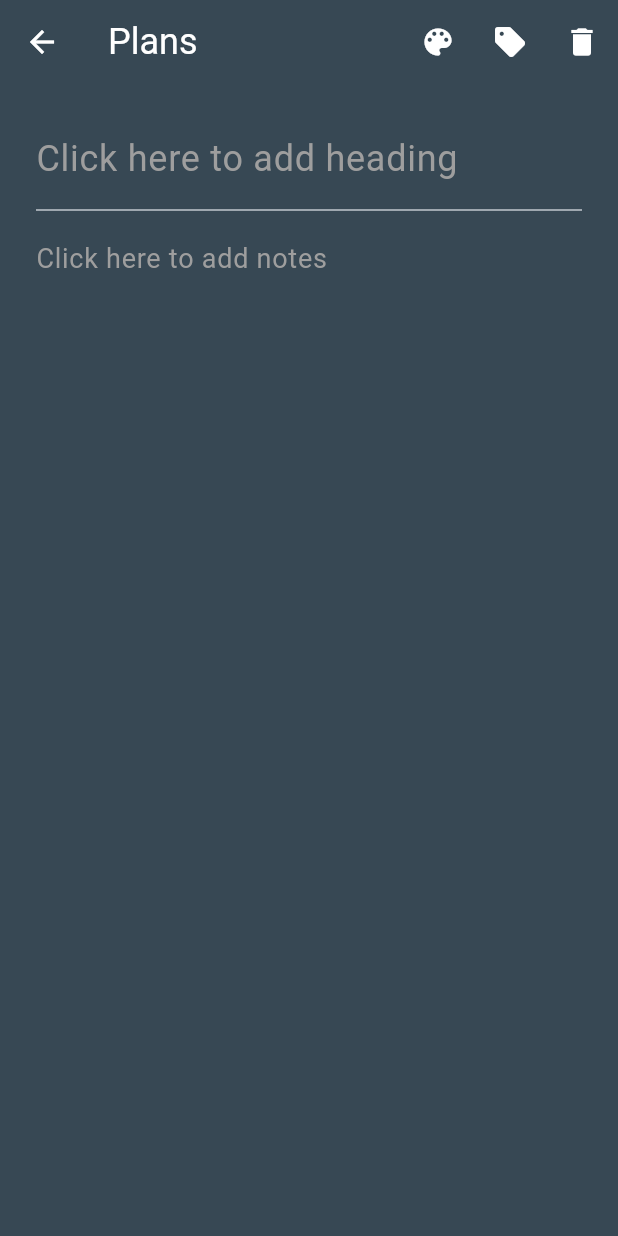
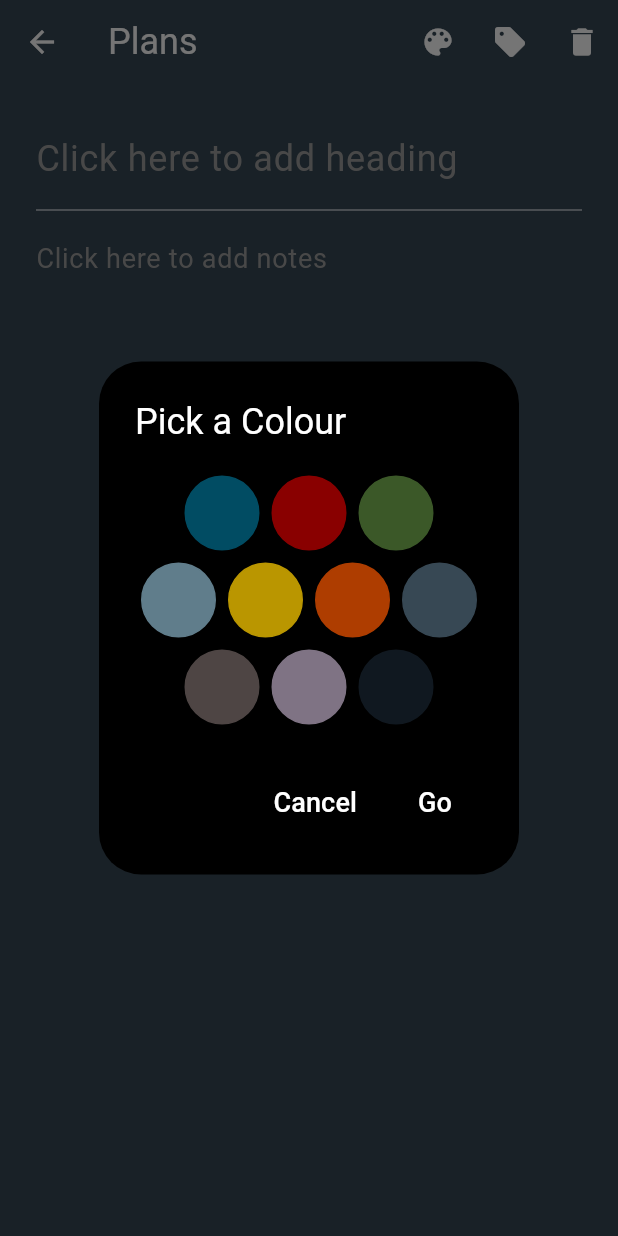
Before and after one commit to SamHarv/plans, a Flutter app: the TaskView screen opened directly with empty values, after a tap on the "color lens" icon, on a phone screen of 412 x 824 dp. Run offline on Flutter 3.47's test engine with Material 3 defaults, Android fonts, the phone set to English and light mode, and no system bars; our stand-ins replace beamer, flutter_riverpod, riverpod.

Commit message:
Added colour palette UI

```diff
--- a/lib/constants.dart
+++ b/lib/constants.dart
@@ -1,6 +1,17 @@
 import 'package:flutter/material.dart';
 
 const Color colour = Color.fromARGB(255, 55, 72, 84);
+
+const Color blue = Color.fromARGB(255, 1, 76, 99);
+const Color red = Color.fromARGB(255, 137, 0, 0);
+const Color yellow = Color.fromARGB(255, 186, 150, 0);
+const Color green = Color.fromARGB(255, 59, 88, 40);
+const Color orange = Color.fromARGB(255, 174, 61, 0);
+const Color blueGrey = Colors.blueGrey;
+const Color brown = Color.fromARGB(255, 78, 69, 68);
+const Color pink = Color.fromARGB(255, 127, 115, 132);
+const Color black = Color.fromARGB(255, 16, 24, 32);
+
 const TextStyle headingStyle = TextStyle(
   color: Colors.white,
   fontFamily: 'Roboto',
--- a/lib/pages/task_view.dart
+++ b/lib/pages/task_view.dart
@@ -1,8 +1,10 @@
 import 'package:flutter/material.dart';
+import 'package:plans/widgets/palette_colour.dart';
 
 import '../constants.dart';
 import '../models/task.dart';
 import '../widgets/custom_text_field.dart';
+import '../widgets/dialog.dart';
 
 class TaskView extends StatelessWidget {
   final Task task;
@@ -41,7 +43,65 @@ class TaskView extends StatelessWidget {
               Icons.color_lens,
               color: Colors.white,
             ),
-            onPressed: () {},
+            onPressed: () {
+              showDialog(
+                context: context,
+                builder: (context) => PlansDialog(
+                  dialogHeading: 'Pick a Colour',
+                  dialogContent: const Column(
+                    mainAxisSize: MainAxisSize.min,
+                    mainAxisAlignment: MainAxisAlignment.center,
+                    children: [
+                      Row(
+                        mainAxisAlignment: MainAxisAlignment.center,
+                        children: [
+                          PaletteColour(paletteColour: blue),
+                          PaletteColour(paletteColour: red),
+                          PaletteColour(paletteColour: green),
+                        ],
+                      ),
+                      Row(
+                        mainAxisAlignment: MainAxisAlignment.center,
+                        children: [
+                          PaletteColour(paletteColour: blueGrey),
+                          PaletteColour(paletteColour: yellow),
+                          PaletteColour(paletteColour: orange),
+                          PaletteColour(paletteColour: colour)
+                        ],
+                      ),
+                      Row(
+                        mainAxisAlignment: MainAxisAlignment.center,
+                        children: [
+                          PaletteColour(paletteColour: brown),
+                          PaletteColour(paletteColour: pink),
+                          PaletteColour(paletteColour: black),
+                        ],
+                      ),
+                    ],
+                  ),
+                  dialogActions: [
+                    TextButton(
+                      onPressed: () {
+                        Navigator.pop(context);
+                      },
+                      child: const Text(
+                        'Cancel',
+                        style: bodyStyle,
+                      ),
+                    ),
+                    TextButton(
+                      onPressed: () {
+                        Navigator.pop(context);
+                      },
+                      child: const Text(
+                        'Go',
+                        style: bodyStyle,
+                      ),
+                    ),
+                  ],
+                ),
+              );
+            },
           ),
           IconButton(
             icon: const Icon(
--- a/lib/state_management/riverpod_providers.dart
+++ b/lib/state_management/riverpod_providers.dart
@@ -1,6 +1,13 @@
 import 'package:flutter/material.dart';
 import 'package:riverpod/riverpod.dart';
+
+import '../models/task.dart';
 
 final taskColour = StateProvider<Color>((ref) => Colors.black);
 final taskHeading = StateProvider<String>((ref) => "New Task");
 final taskBody = StateProvider<String>((ref) => "");
+
+// create a final variable for a list of tasks to be managed by Riverpod
+final tasksProvider = StateProvider<List<Task>>((ref) => []);
+
+final colourIsSelected = StateProvider<bool>((ref) => false);
--- a/lib/widgets/custom_text_field.dart
+++ b/lib/widgets/custom_text_field.dart
@@ -9,13 +9,11 @@ class MyTextField extends StatelessWidget {
     required this.fontSize,
     required this.style,
     this.height,
-    this.keyboardType,
   }) : super(key: key);
 
   final double? height;
   final TextEditingController controller;
   final String hintText;
-  final TextInputType? keyboardType;
   final int? maxLines;
   final double fontSize;
   final TextStyle style;
@@ -28,7 +26,6 @@ class MyTextField extends StatelessWidget {
       child: TextField(
         maxLines: maxLines,
         controller: controller,
-        keyboardType: keyboardType,
         style: style,
         decoration: InputDecoration(
           hintText: hintText,
--- /dev/null
+++ b/lib/widgets/dialog.dart
@@ -0,0 +1,29 @@
+import 'package:flutter/material.dart';
+import 'package:flutter_riverpod/flutter_riverpod.dart';
+
+import '../constants.dart';
+
+class PlansDialog extends ConsumerWidget {
+  final String dialogHeading;
+  final Widget? dialogContent;
+  final List<Widget> dialogActions;
+
+  const PlansDialog(
+      {super.key,
+      required this.dialogHeading,
+      this.dialogContent,
+      required this.dialogActions});
+
+  @override
+  Widget build(BuildContext context, WidgetRef ref) {
+    return AlertDialog(
+      title: Text(
+        dialogHeading,
+        style: headingStyle,
+      ),
+      content: dialogContent,
+      backgroundColor: Colors.black,
+      actions: dialogActions,
+    );
+  }
+}
--- /dev/null
+++ b/lib/widgets/palette_colour.dart
@@ -0,0 +1,42 @@
+import 'package:flutter/material.dart';
+import 'package:flutter_riverpod/flutter_riverpod.dart';
+
+import '../constants.dart';
+import '../state_management/riverpod_providers.dart';
+
+class PaletteColour extends ConsumerWidget {
+  final Color paletteColour;
+  final bool isSelected;
+  const PaletteColour({
+    super.key,
+    this.paletteColour = colour,
+    this.isSelected = false,
+  });
+
+  @override
+  Widget build(BuildContext context, WidgetRef ref) {
+    return GestureDetector(
+      onTap: () {
+        // set colour
+        ref.watch(colourIsSelected)
+            ? ref.read(colourIsSelected.notifier).state = false
+            : ref.read(colourIsSelected.notifier).state = true;
+      },
+      child: Padding(
+        padding: const EdgeInsets.all(4),
+        child: Container(
+          height: 50,
+          width: 50,
+          decoration: BoxDecoration(
+            shape: BoxShape.circle,
+            color: paletteColour,
+            border: Border.all(
+              color: ref.watch(colourIsSelected) ? Colors.white : paletteColour,
+              width: 1,
+            ),
+          ),
+        ),
+      ),
+    );
+  }
+}
--- a/pubspec.yaml
+++ b/pubspec.yaml
@@ -16,7 +16,7 @@ publish_to: 'none' # Remove this line if you wish to publish to pub.dev
 # https://developer.apple.com/library/archive/documentation/General/Reference/InfoPlistKeyReference/Articles/CoreFoundationKeys.html
 # In Windows, build-name is used as the major, minor, and patch parts
 # of the product and file versions while build-number is used as the build suffix.
-version: 1.0.0+2
+version: 1.0.0+3
 
 environment:
   sdk: '>=3.0.0 <4.0.0'
@@ -62,8 +62,8 @@ flutter:
   uses-material-design: true
 
   # To add assets to your application, add an assets section, like this:
-  # assets:
-  #   - images/a_dot_burr.jpeg
+  assets:
+    - images/
   #   - images/a_dot_ham.jpeg
 
   # An image asset can refer to one or more resolution-specific "variants", see
```
Also changed, not shown: lib/pages/home_page.dart (+57 -0 lines), lib/todo.txt (+13 -3 lines), lib/widgets/tasks_reorderable.dart (+24 -8 lines), images/1.png (added), 1 other file.
